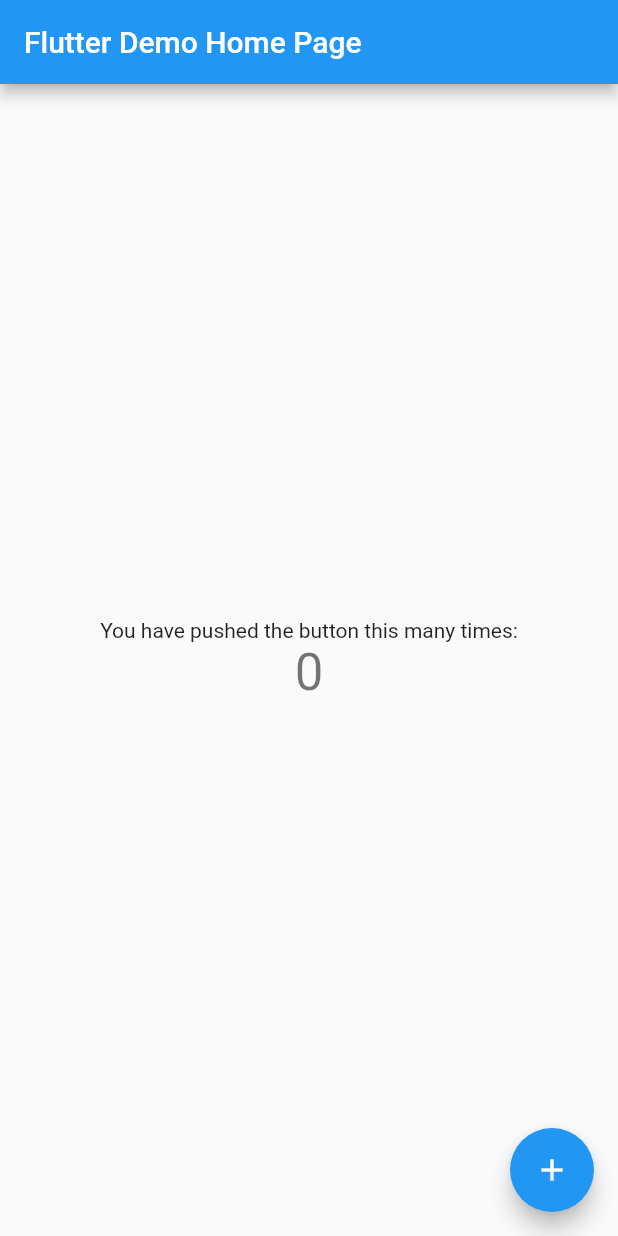
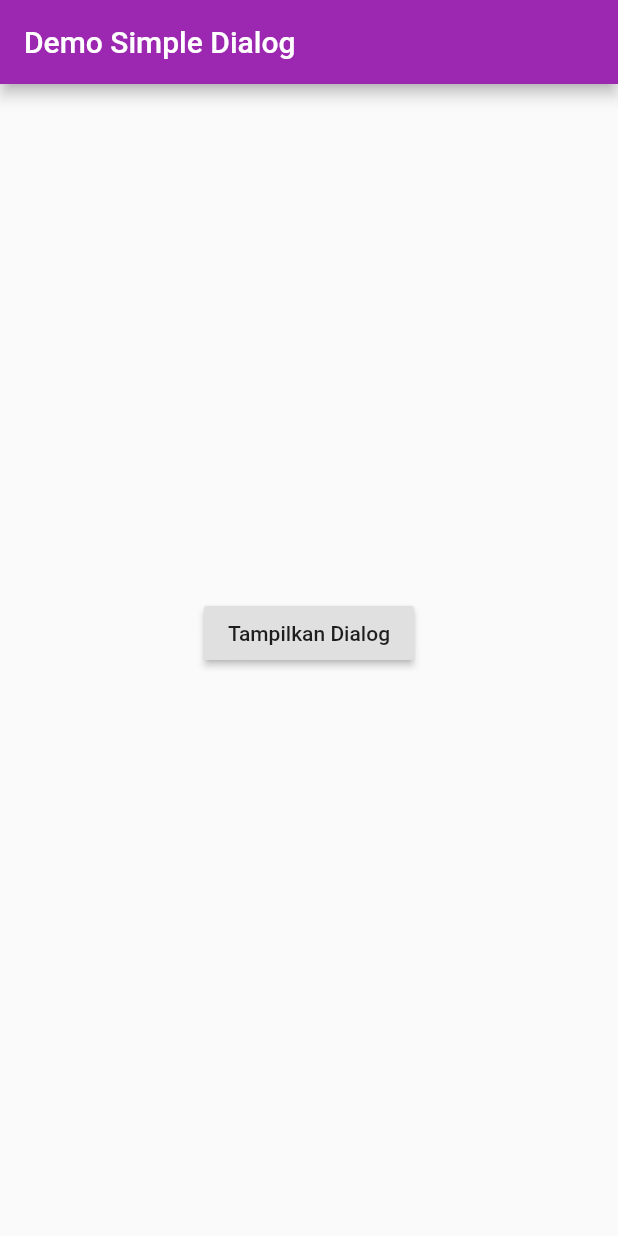
Before and after one commit to erikrios/simple-dialog, a Flutter app: the screen it shows after launch, on a phone screen of 412 x 824 dp. Run offline on Flutter 3.47's test engine with Material 2 defaults, Android fonts, the phone set to English and light mode, and no system bars.

Commit message:
Add the example code of Simple Dialog

```diff
--- a/lib/main.dart
+++ b/lib/main.dart
@@ -3,109 +3,114 @@ import 'package:flutter/material.dart';
 void main() => runApp(MyApp());
 
 class MyApp extends StatelessWidget {
-  // This widget is the root of your application.
   @override
-  Widget build(BuildContext context) {
-    return MaterialApp(
-      title: 'Flutter Demo',
-      theme: ThemeData(
-        // This is the theme of your application.
-        //
-        // Try running your application with "flutter run". You'll see the
-        // application has a blue toolbar. Then, without quitting the app, try
-        // changing the primarySwatch below to Colors.green and then invoke
-        // "hot reload" (press "r" in the console where you ran "flutter run",
-        // or simply save your changes to "hot reload" in a Flutter IDE).
-        // Notice that the counter didn't reset back to zero; the application
-        // is not restarted.
-        primarySwatch: Colors.blue,
+  Widget build(BuildContext context) => MaterialApp(
+        title: 'Demo Flutter',
+        theme: ThemeData(primarySwatch: Colors.purple),
+        home: HomePage(),
+      );
+}
+
+class HomePage extends StatefulWidget {
+  @override
+  State<StatefulWidget> createState() => _HomePageState();
+}
+
+enum Answer { YES, NO }
+
+class _HomePageState extends State<HomePage> {
+  String answer = '';
+  String message = '';
+
+  void setAnswer(String value) {
+    setState(() {
+      answer = value;
+      message = 'Anda memilih $answer';
+    });
+  }
+
+  Future<Null> confirm(BuildContext context) async {
+    var simpleDialog = SimpleDialog(
+      title: Text('Konfirmasi'),
+      children: <Widget>[
+        Column(
+          children: <Widget>[
+            Text('File akan dihapus, Anda yakin?'),
+            Container(
+              height: 25.0,
             ),
-      home: MyHomePage(title: 'Flutter Demo Home Page'),
+            Row(
+              mainAxisAlignment: MainAxisAlignment.end,
+              children: <Widget>[
+                RaisedButton(
+                  color: Theme.of(context).primaryColor,
+                  child: Text(
+                    'Ya',
+                    style: TextStyle(color: Colors.white),
+                  ),
+                  onPressed: () {
+                    Navigator.pop(context, Answer.YES);
+                  },
+                ),
+                Container(
+                  width: 5.0,
+                ),
+                RaisedButton(
+                  color: Theme.of(context).primaryColor,
+                  child: Text(
+                    'Tidak',
+                    style: TextStyle(color: Colors.white),
+                  ),
+                  onPressed: () {
+                    Navigator.pop(context, Answer.NO);
+                  },
+                ),
+                Container(
+                  width: 5.0,
+                )
+              ],
+            )
+          ],
+        )
+      ],
     );
+
+    if (await showDialog(
+            context: context,
+            builder: (BuildContext context) {
+              return simpleDialog;
+            }) ==
+        Answer.YES) {
+      setAnswer('Ya');
+    } else {
+      setAnswer('Tidak');
     }
   }
 
-class MyHomePage extends StatefulWidget {
-  MyHomePage({Key key, this.title}) : super(key: key);
-
-  // This widget is the home page of your application. It is stateful, meaning
-  // that it has a State object (defined below) that contains fields that affect
-  // how it looks.
-
-  // This class is the configuration for the state. It holds the values (in this
-  // case the title) provided by the parent (in this case the App widget) and
-  // used by the build method of the State. Fields in a Widget subclass are
-  // always marked "final".
-
-  final String title;
-
   @override
-  _MyHomePageState createState() => _MyHomePageState();
-}
-
-class _MyHomePageState extends State<MyHomePage> {
-  int _counter = 0;
-
-  void _incrementCounter() {
-    setState(() {
-      // This call to setState tells the Flutter framework that something has
-      // changed in this State, which causes it to rerun the build method below
-      // so that the display can reflect the updated values. If we changed
-      // _counter without calling setState(), then the build method would not be
-      // called again, and so nothing would appear to happen.
-      _counter++;
-    });
-  }
-
-  @override
-  Widget build(BuildContext context) {
-    // This method is rerun every time setState is called, for instance as done
-    // by the _incrementCounter method above.
-    //
-    // The Flutter framework has been optimized to make rerunning build methods
-    // fast, so that you can just rebuild anything that needs updating rather
-    // than having to individually change instances of widgets.
-    return Scaffold(
+  Widget build(BuildContext context) => Scaffold(
         appBar: AppBar(
-        // Here we take the value from the MyHomePage object that was created by
-        // the App.build method, and use it to set our appbar title.
-        title: Text(widget.title),
+          title: Text('Demo Simple Dialog'),
         ),
         body: Center(
-        // Center is a layout widget. It takes a single child and positions it
-        // in the middle of the parent.
           child: Column(
-          // Column is also a layout widget. It takes a list of children and
-          // arranges them vertically. By default, it sizes itself to fit its
-          // children horizontally, and tries to be as tall as its parent.
-          //
-          // Invoke "debug painting" (press "p" in the console, choose the
-          // "Toggle Debug Paint" action from the Flutter Inspector in Android
-          // Studio, or the "Toggle Debug Paint" command in Visual Studio Code)
-          // to see the wireframe for each widget.
-          //
-          // Column has various properties to control how it sizes itself and
-          // how it positions its children. Here we use mainAxisAlignment to
-          // center the children vertically; the main axis here is the vertical
-          // axis because Columns are vertical (the cross axis would be
-          // horizontal).
             mainAxisAlignment: MainAxisAlignment.center,
             children: <Widget>[
-            Text(
-              'You have pushed the button this many times:',
+              RaisedButton(
+                child: Text('Tampilkan Dialog'),
+                onPressed: () {
+                  confirm(context);
+                },
+              ),
+              Container(
+                height: 15.0,
               ),
               Text(
-              '$_counter',
-              style: Theme.of(context).textTheme.display1,
-            ),
+                message,
+                style: TextStyle(fontSize: 18.0),
+              )
             ],
           ),
         ),
-      floatingActionButton: FloatingActionButton(
-        onPressed: _incrementCounter,
-        tooltip: 'Increment',
-        child: Icon(Icons.add),
-      ), // This trailing comma makes auto-formatting nicer for build methods.
       );
 }
-}
```
Lines whose indentation alone changed are shown as unchanged.
